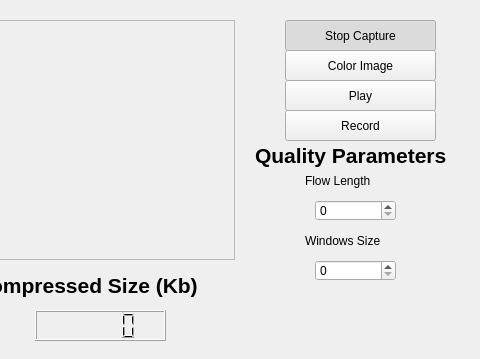
The window that proy6/mainwindow.ui (MenaRicci/Proyectos-Vision) describes before a commit, drawn with Qt 5; both pictures show x 475 to 955 and y 0 to 359 of the 955 by 359 pixel window.
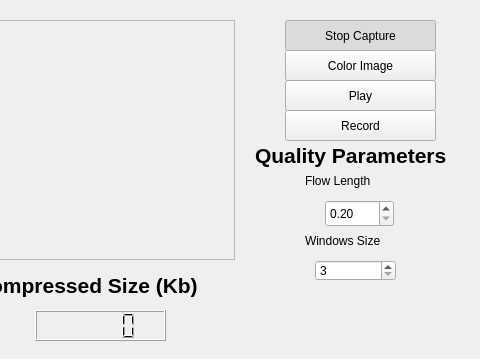
The same window after the commit.

```diff
--- a/proy6/mainwindow.ui
+++ b/proy6/mainwindow.ui
@@ -121,16 +121,6 @@
     <bool>false</bool>
    </property>
   </widget>
-  <widget class="QSpinBox" name="Spin_Flow">
-   <property name="geometry">
-    <rect>
-     <x>790</x>
-     <y>200</y>
-     <width>81</width>
-     <height>21</height>
-    </rect>
-   </property>
-  </widget>
   <widget class="QSpinBox" name="Spin_Windows">
    <property name="geometry">
     <rect>
@@ -140,6 +130,12 @@
      <height>21</height>
     </rect>
    </property>
+   <property name="minimum">
+    <number>3</number>
+   </property>
+   <property name="singleStep">
+    <number>2</number>
+   </property>
   </widget>
   <widget class="QLCDNumber" name="LCD_Normal">
    <property name="geometry">
@@ -253,6 +249,22 @@
     <string>Windows Size</string>
    </property>
   </widget>
+  <widget class="QDoubleSpinBox" name="Spin_Flow">
+   <property name="geometry">
+    <rect>
+     <x>800</x>
+     <y>200</y>
+     <width>69</width>
+     <height>27</height>
+    </rect>
+   </property>
+   <property name="minimum">
+    <double>0.200000000000000</double>
+   </property>
+   <property name="singleStep">
+    <double>0.200000000000000</double>
+   </property>
+  </widget>
  </widget>
  <resources/>
  <connections/>
```
